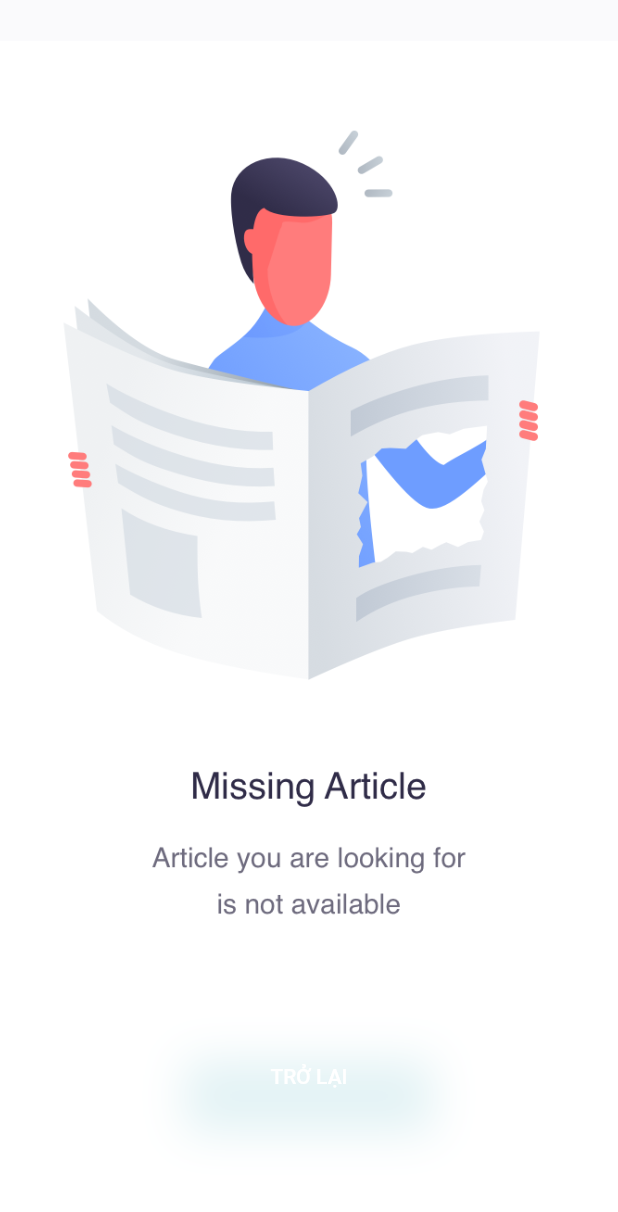
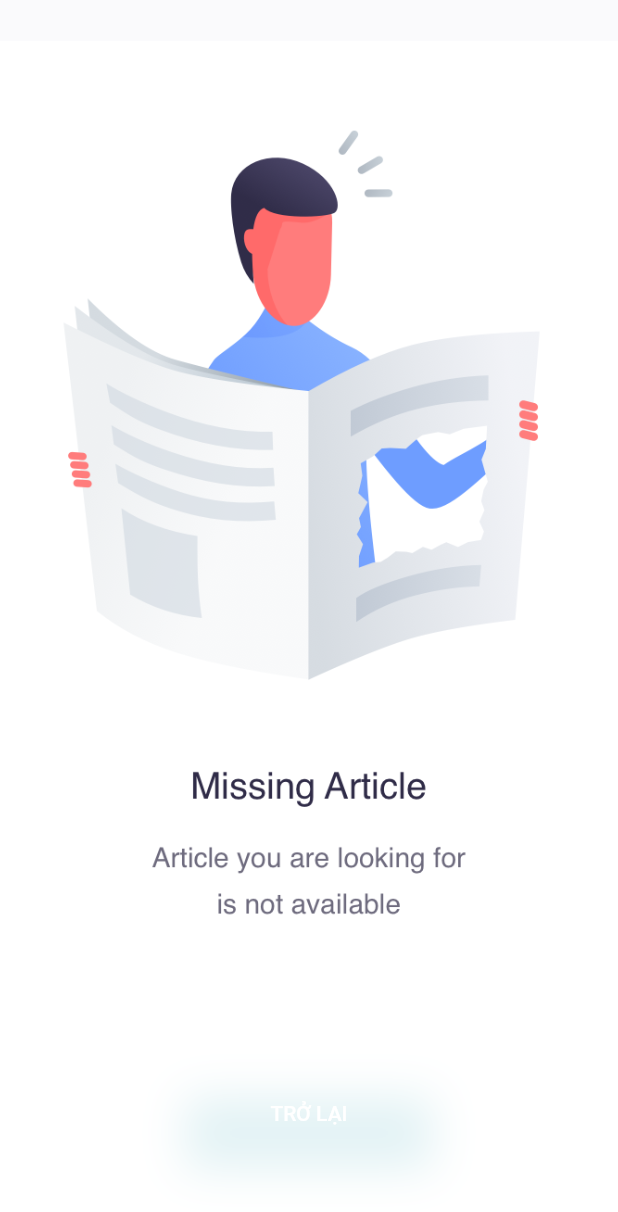
Before and after one commit to TaiTrien/Shaboo, a Flutter app: the ArticleNotFoundScreen screen opened directly, on a phone screen of 412 x 824 dp. Shown: the top 1212 px of the screen. Run offline on Flutter 3.47's test engine with Material 2 defaults, Android fonts, the phone set to English and light mode, and no system bars; our stand-ins replace bloc, cached_network_image, carousel_slider, connectivity, dotted_border, flutter_bloc and 9 more; missing offline and left inert: flutter_auth_buttons, flutter_facebook_login, multi_image_picker; accounts and stored records are empty.

Commit message:
style: move article button back

```diff
--- a/lib/components/template_screens/error_screens/article_not_found_screen.dart
+++ b/lib/components/template_screens/error_screens/article_not_found_screen.dart
@@ -23,7 +23,7 @@ class ArticleNotFoundScreen extends StatelessWidget {
               ),
             ),
             Positioned(
-              bottom: MediaQuery.of(context).size.height * 0.10,
+              bottom: MediaQuery.of(context).size.height * 0.07,
               left: MediaQuery.of(context).size.width * 0.3,
               right: MediaQuery.of(context).size.width * 0.3,
               child: Container(
```
